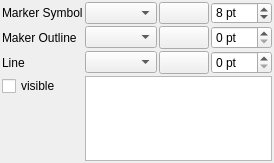
Qt form qps/plotstyling/plotstylewidget.ui (EnMAP-Box/qgispluginsupport) before a commit.
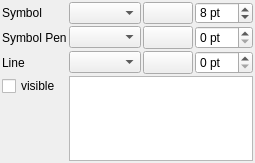
The same form after that commit. Custom widgets are drawn as their Qt base class.

Commit message: created plotstylewidget.ui PlotWidgetStyle

What changed in the file:
```diff
--- a/qps/plotstyling/plotstylewidget.ui
+++ b/qps/plotstyling/plotstylewidget.ui
@@ -6,7 +6,7 @@
    <rect>
     <x>0</x>
     <y>0</y>
-    <width>274</width>
+    <width>255</width>
     <height>163</height>
    </rect>
   </property>
@@ -225,7 +225,7 @@
       <bool>true</bool>
      </property>
      <property name="text">
-      <string>Marker Symbol</string>
+      <string>Symbol</string>
      </property>
     </widget>
    </item>
@@ -235,7 +235,7 @@
       <bool>true</bool>
      </property>
      <property name="text">
-      <string>Maker Outline</string>
+      <string>Symbol Pen</string>
      </property>
     </widget>
    </item>
```
The commit also changes 5 other files.
